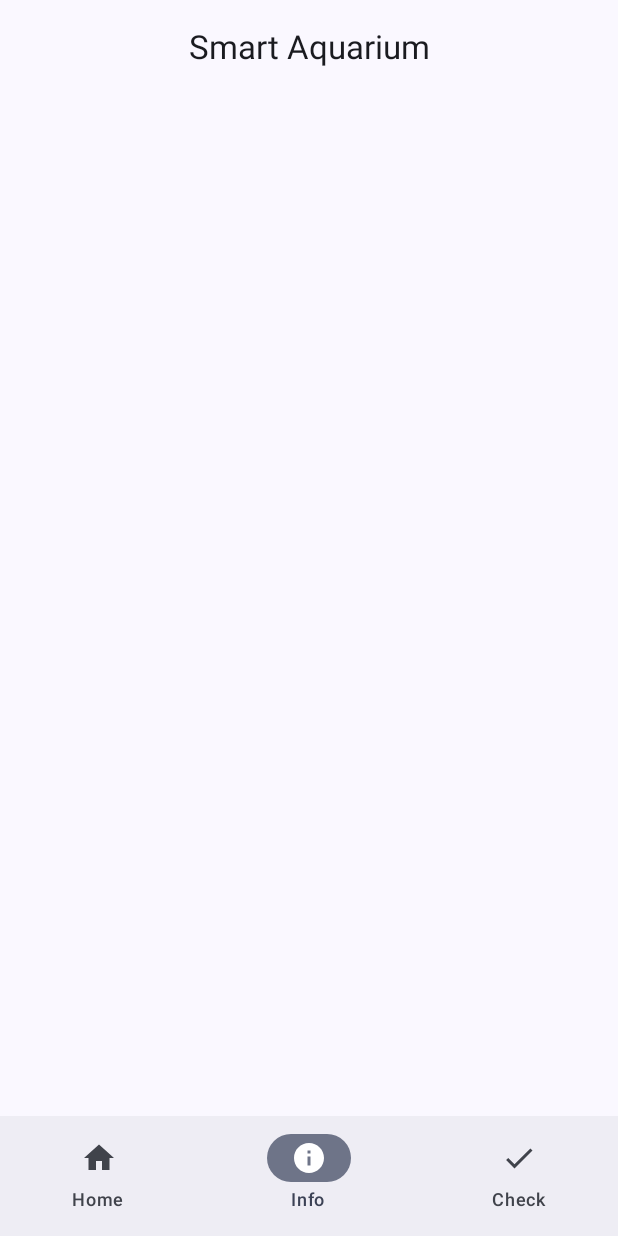
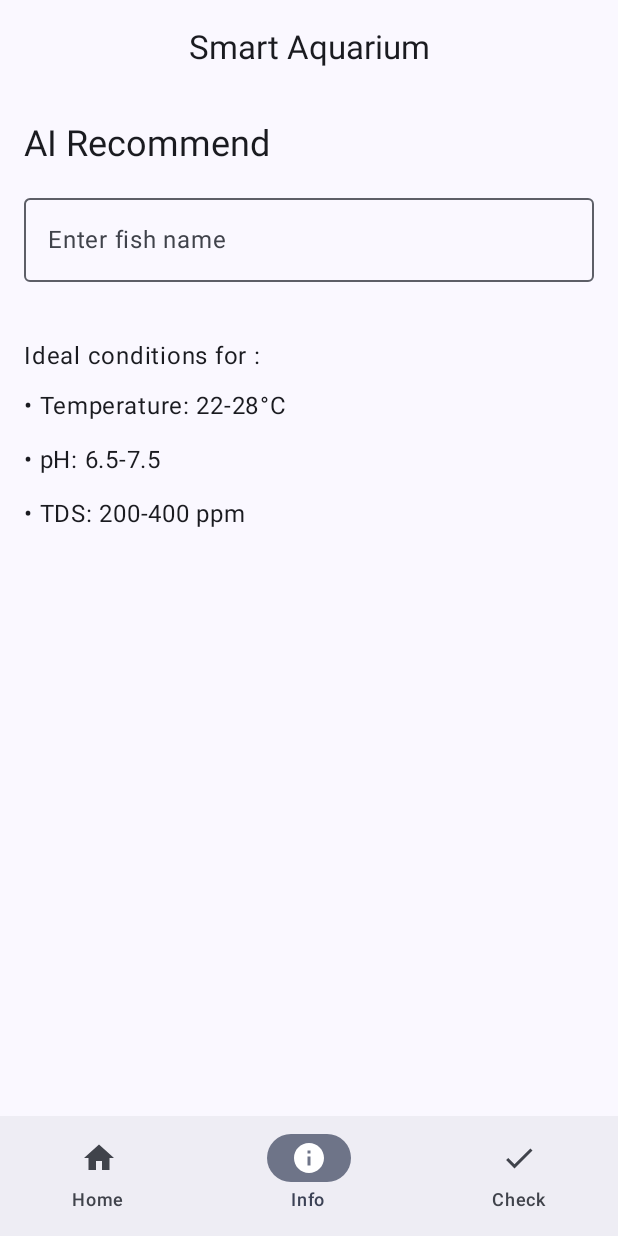
Before and after one commit to dltmai/Smart-Aquarium-Management-IoT-System, an Android app built with Jetpack Compose: the screen it shows after launch (MainActivity), item 2 of the bottom bar chosen, on a phone screen of 412 x 824 dp. Run offline under Robolectric (Android 15) with nearby library versions, the phone set to English and light mode, and no system bars.

Commit message:
fea: AI recommend

```diff
--- a/app/src/main/java/com/tuyetmai/smartaquarium/MainActivity.kt
+++ b/app/src/main/java/com/tuyetmai/smartaquarium/MainActivity.kt
@@ -48,6 +48,7 @@ fun SmartAquariumApp() {
         Box(modifier = Modifier.padding(paddingValues)) {
             when (selectedTab) {
                 0 -> SensorScreen()
+                1 -> AIRecommendScreen()
 
             }
         }
@@ -76,6 +77,30 @@ fun BottomNavigationBar(selectedTab: Int, onTabSelected: (Int) -> Unit) {
             selected = selectedTab == 2,
             onClick = { onTabSelected(2) }
         )
+    }
+}
+
+@Composable
+fun AIRecommendScreen() {
+    var fishName by remember { mutableStateOf("") }
+    Column(
+        modifier = Modifier
+            .fillMaxSize()
+            .padding(16.dp),
+        verticalArrangement = Arrangement.spacedBy(12.dp)
+    ) {
+        Text("AI Recommend", style = MaterialTheme.typography.headlineSmall)
+        OutlinedTextField(
+            value = fishName,
+            onValueChange = { fishName = it },
+            label = { Text("Enter fish name") },
+            modifier = Modifier.fillMaxWidth()
+        )
+        Spacer(modifier = Modifier.height(16.dp))
+        Text("Ideal conditions for $fishName:", style = MaterialTheme.typography.bodyLarge)
+        Text("• Temperature: 22-28°C")
+        Text("• pH: 6.5-7.5")
+        Text("• TDS: 200-400 ppm")
     }
 }
 
```
